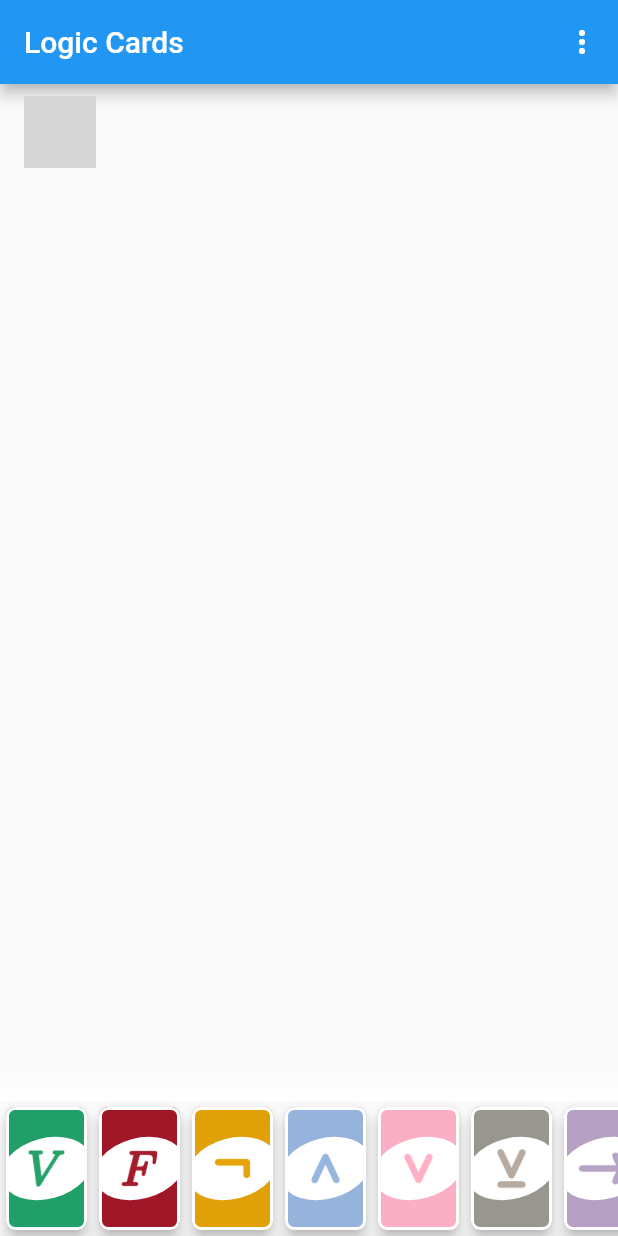
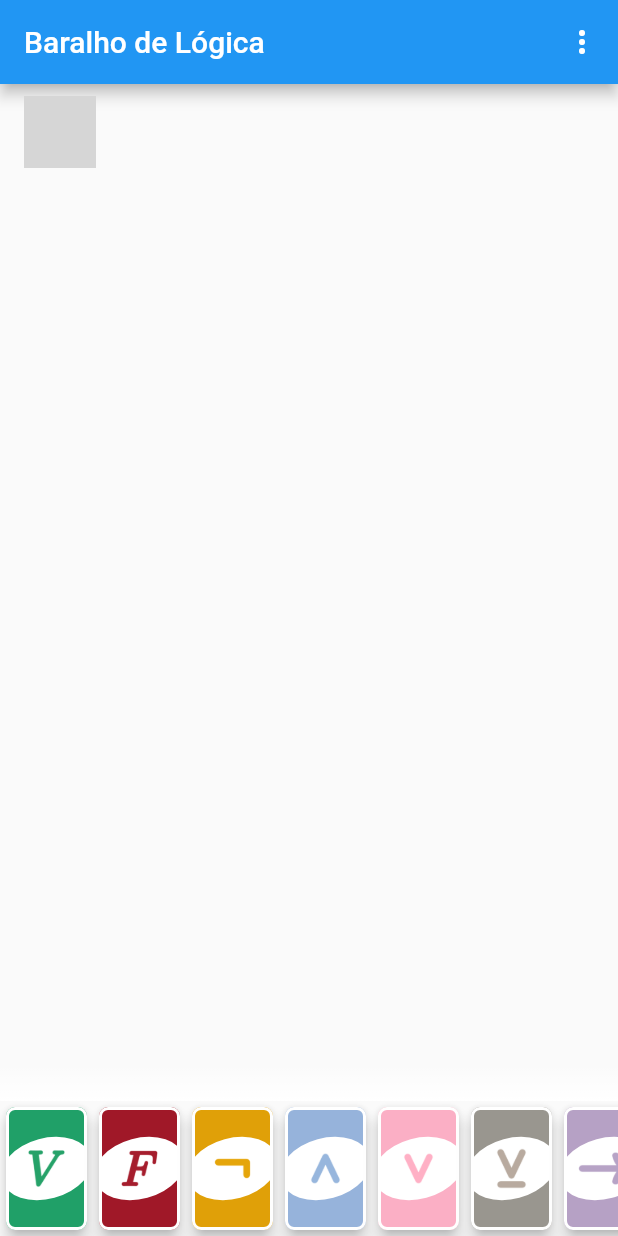
Before and after one commit to samydsousa/logiccards, a Flutter app: the screen it shows after launch, on a phone screen of 412 x 824 dp. Run offline on Flutter 3.47's test engine with Material 2 defaults, Android fonts, the phone set to English and light mode, and no system bars; missing offline and left inert: flutter_math_fork, markdown_widget; project files that could hold a hidden picture were left out; grey boxes are pictures that could not be loaded.

Commit message:
Versão 1.0.3+5. Alteração do nome do aplicativo.

```diff
--- a/lib/main.dart
+++ b/lib/main.dart
@@ -29,11 +29,12 @@ class LogicCards extends StatelessWidget {
   @override
   Widget build(BuildContext context) {
     return MaterialApp(
-      title: 'Logic Cards',
+      debugShowCheckedModeBanner: false,
+      title: 'Baralho de Lógica',
       theme: ThemeData(
         primarySwatch: Colors.blue,
       ),
-      home: const HomePage(title: 'Logic Cards'),
+      home: const HomePage(title: 'Baralho de Lógica'),
     );
   }
 }
--- a/lib/widgets/about_page.dart
+++ b/lib/widgets/about_page.dart
@@ -26,7 +26,7 @@ class AboutPage extends StatelessWidget {
               ]),
               data: snapshot.data.toString(),
               /* '''
-# Logic Cards
+# Baralho de Lógica
 
 Aplicativo criado para desenvolver uma abordagem fundamentada na metodologia da gamificação na disciplina de Lógica, do curso de Tecnologia em Análise e Desenvolvimento de Sistemas, do Instituto Federal de Educação, Ciência e Tecnologia do Pará (IFPA), Campus Paragominas.
 
--- a/pubspec.yaml
+++ b/pubspec.yaml
@@ -17,7 +17,7 @@ publish_to: 'none' # Remove this line if you wish to publish to pub.dev
 # https://developer.apple.com/library/archive/documentation/General/Reference/InfoPlistKeyReference/Articles/CoreFoundationKeys.html
 # In Windows, build-name is used as the major, minor, and patch parts
 # of the product and file versions while build-number is used as the build suffix.
-version: 1.0.2+4
+version: 1.0.3+5
 
 environment:
   sdk: '>=2.18.1 <3.0.0'
```
Also changed, not shown: images/Logic Cards.svg, images/icons/src/play-store/play_store_feature_graphic (2).png (added), 6 other files.
